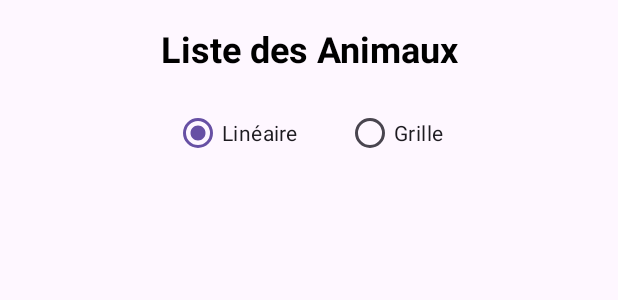
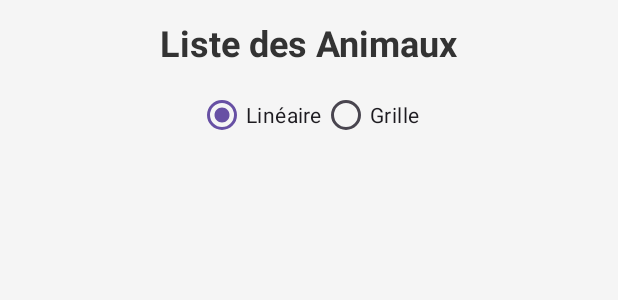
Before and after one commit to Fatima-OR/Animaux-liste, an Android app: the layout activity_main.xml on its own in the app's theme, with its tools: preview values and no code run, on a phone screen of 412 x 824 dp. Shown: the top 300 px of the screen. Run offline under Robolectric (Android 15) with nearby library versions, the phone set to English and light mode, and no system bars.

Commit message:
Update activity_main.xml

```diff
--- a/src/main/res/layout/activity_main.xml
+++ b/src/main/res/layout/activity_main.xml
@@ -1,52 +1,75 @@
 <?xml version="1.0" encoding="utf-8"?>
 <LinearLayout xmlns:android="http://schemas.android.com/apk/res/android"
-    xmlns:app="http://schemas.android.com/apk/res-auto"
+    android:id="@+id/rootLayout"
     android:layout_width="match_parent"
     android:layout_height="match_parent"
     android:orientation="vertical"
-    android:padding="16dp">
+    android:padding="12dp"
+    android:background="#F5F5F5">
 
     <!-- Titre -->
     <TextView
-        android:layout_width="match_parent"
+        android:id="@+id/title"
+        android:layout_width="wrap_content"
         android:layout_height="wrap_content"
         android:text="Liste des Animaux"
         android:textSize="24sp"
         android:textStyle="bold"
-        android:textColor="#000000"
-        android:gravity="center"
-        android:layout_marginBottom="16dp" />
+        android:textColor="#333333"
+        android:layout_gravity="center_horizontal"
+        android:paddingBottom="8dp" />
 
-    <!-- Options d'affichage -->
-    <RadioGroup
-        android:id="@+id/rgAffichage"
+    <!-- Message sélection -->
+    <TextView
+        android:id="@+id/textSelection"
         android:layout_width="match_parent"
         android:layout_height="wrap_content"
+        android:textColor="#FF5722"
+        android:textStyle="bold"
+        android:visibility="gone"
+        android:paddingBottom="4dp" />
+
+    <!-- Bouton global supprimer -->
+    <Button
+        android:id="@+id/buttonDeleteSelected"
+        android:layout_width="match_parent"
+        android:layout_height="wrap_content"
+        android:text="Supprimer les éléments sélectionnés"
+        android:backgroundTint="#F44336"
+        android:textColor="#FFFFFF"
+        android:visibility="gone"
+        android:layout_marginBottom="8dp" />
+
+    <!-- Choix Linear / Grid -->
+    <RadioGroup
+        android:id="@+id/radioGroup"
+        android:layout_width="wrap_content"
+        android:layout_height="wrap_content"
         android:orientation="horizontal"
-        android:gravity="center"
-        android:layout_marginBottom="16dp">
+        android:layout_gravity="center_horizontal"
+        android:paddingBottom="8dp">
 
         <RadioButton
-            android:id="@+id/rbLineaire"
+            android:id="@+id/radioLinear"
             android:layout_width="wrap_content"
             android:layout_height="wrap_content"
             android:text="Linéaire"
-            android:checked="true"
-            android:layout_marginEnd="32dp" />
+            android:checked="true"/>
 
         <RadioButton
-            android:id="@+id/rbGrille"
+            android:id="@+id/radioGrid"
             android:layout_width="wrap_content"
             android:layout_height="wrap_content"
-            android:text="Grille" />
-
+            android:text="Grille"/>
     </RadioGroup>
 
-    <!-- RecyclerView pour afficher la liste -->
+    <!-- RecyclerView -->
     <androidx.recyclerview.widget.RecyclerView
-        android:id="@+id/rvAnimaux"
+        android:id="@+id/recyclerView"
         android:layout_width="match_parent"
-        android:layout_height="match_parent"
-        android:scrollbars="vertical" />
+        android:layout_height="0dp"
+        android:layout_weight="1"
+        android:clipToPadding="false"
+        android:padding="4dp" />
 
 </LinearLayout>
```
